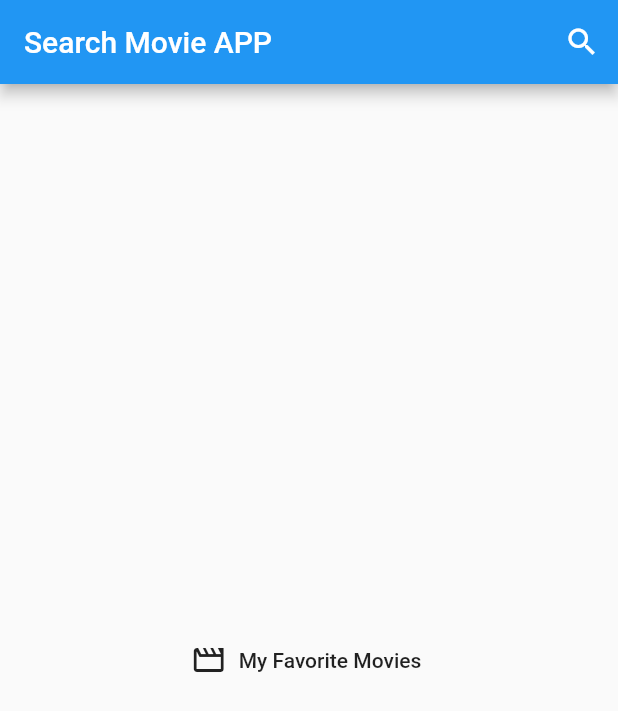
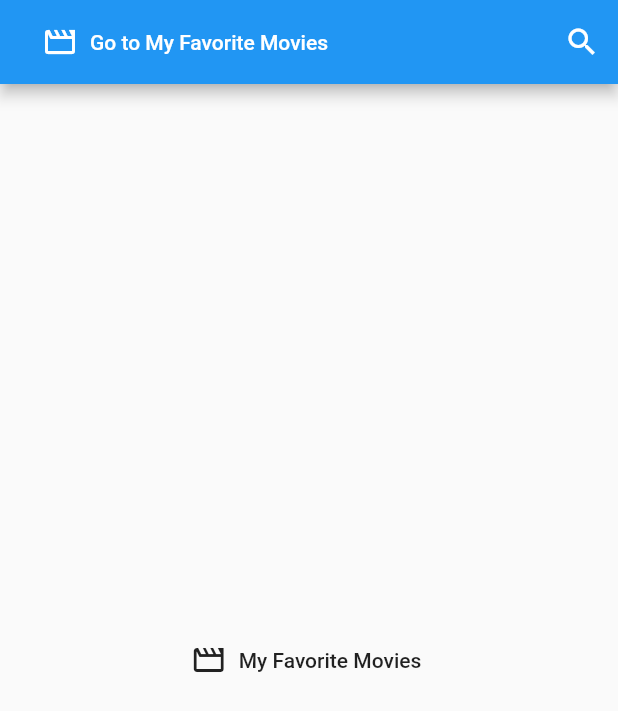
Before and after one commit to bartukaan/movie_searcher, a Flutter app: the screen it shows after launch, on a phone screen of 412 x 824 dp. Shown: the top 711 px of the screen. Run offline on Flutter 3.47's test engine with Material 2 defaults, Android fonts, the phone set to English and light mode, and no system bars; our stand-ins replace bloc, equatable, flutter_bloc, get_it.

Commit message:
[UPD]
-favorite movies dialog

```diff
--- a/lib/screens/movie_search.dart
+++ b/lib/screens/movie_search.dart
@@ -73,6 +73,7 @@ class MovieSearch extends SearchDelegate<String>  {
         leading: Icon(Icons.movie_outlined),
         title: Text(suggestionList[index]),
         onTap: () {
+          query = suggestionList[index];
           recentSearchingMovies.add(query);
 
           showResults(context);
--- a/lib/screens/search_screen.dart
+++ b/lib/screens/search_screen.dart
@@ -15,7 +15,10 @@ class _SearchScreenState extends State<SearchScreen> {
   Widget build(BuildContext context) {
     return Scaffold(
       appBar: AppBar(
-        title: Text("Search Movie APP"),
+        title:  FlatButton.icon(onPressed: () {
+          Navigator.of(context).push( MaterialPageRoute(
+              builder: (BuildContext context) => FavoriteMovieList()));
+        }, icon: Icon(Icons.movie_outlined,color: Colors.white,),label: Text("Go to My Favorite Movies",style: TextStyle(color: Colors.white),),),//Text("Search Movie APP"),
         actions: [
           IconButton(
             icon: Icon(Icons.search),
@@ -23,7 +26,11 @@ class _SearchScreenState extends State<SearchScreen> {
               context: context,
               delegate: MovieSearch(BlocProvider.of<MovieBloc>(context)),
             ),
-          )
+          ),
+         /* FlatButton.icon(onPressed: () {
+            Navigator.of(context).push( MaterialPageRoute(
+                builder: (BuildContext context) => FavoriteMovieList()));
+          }, icon: Icon(Icons.movie_outlined,color: Colors.white,),label: Text("Go to My Favorite Movies",style: TextStyle(color: Colors.white),),)*/
         ],
       ),
       body: Container(
```
